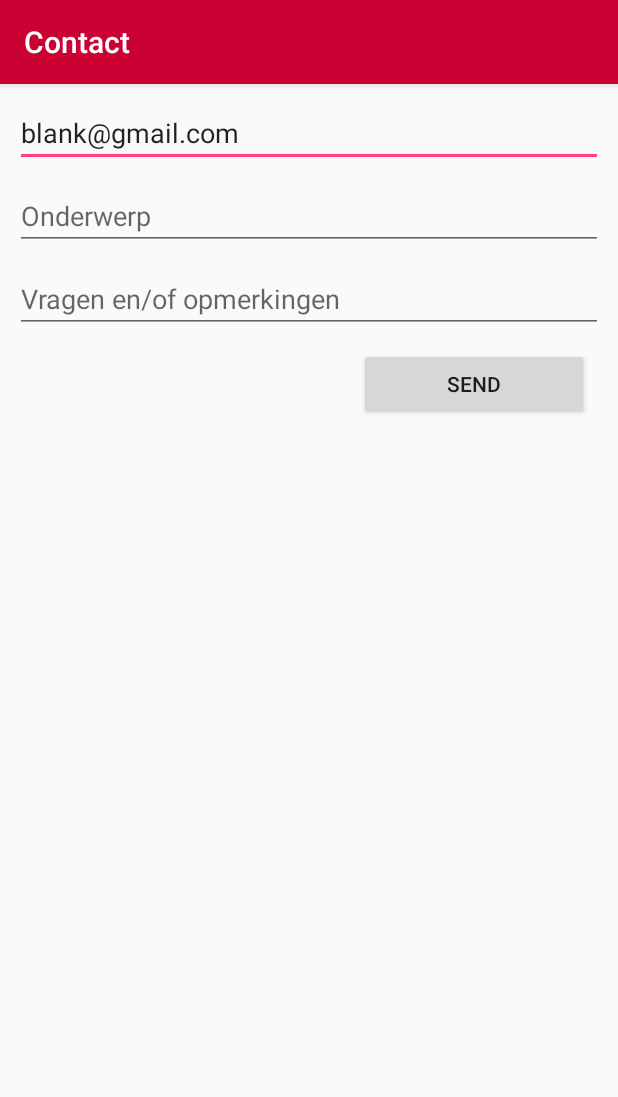
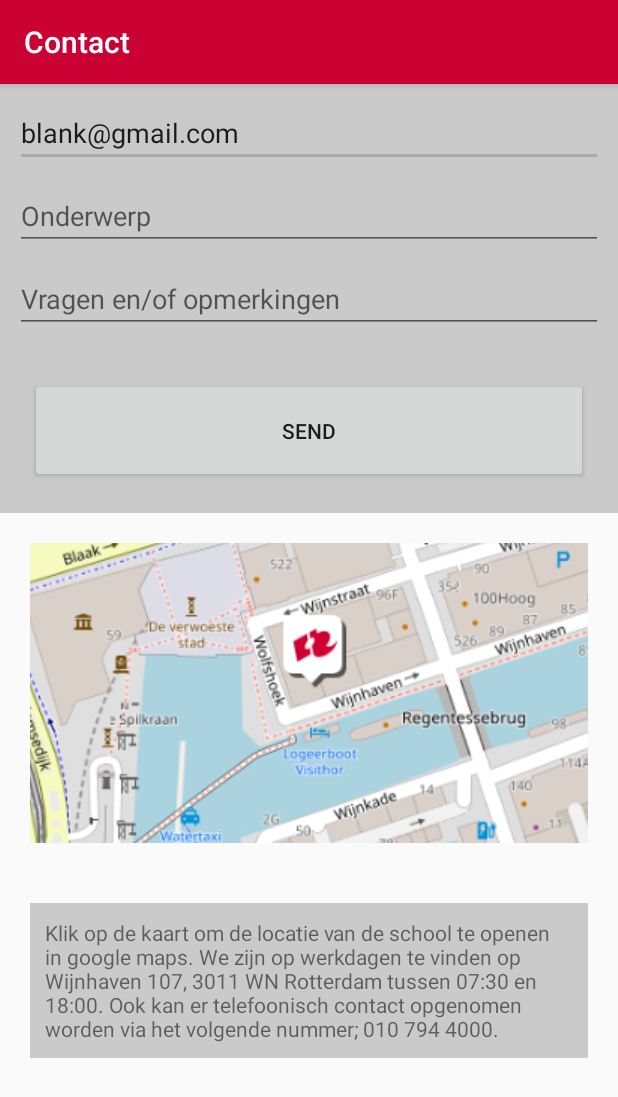
Before and after one commit to daanneek/project2, an Android app: the fragment Questionform shown on its own in the app's theme, on a phone screen of 412 x 824 dp. Shown: the top 1097 px of the screen. Run offline under Robolectric (Android 15) with nearby library versions, the phone set to English and light mode, and no system bars.

Commit message:
-verbeterde contact page
Signed-off-by: daanneek <daanneek@gmail.com>

```diff
--- a/app/src/main/AndroidManifest.xml
+++ b/app/src/main/AndroidManifest.xml
@@ -1,6 +1,7 @@
 <?xml version="1.0" encoding="utf-8"?>
 <manifest xmlns:android="http://schemas.android.com/apk/res/android"
-    package="com.androidhunger.opendagapp">
+    package="com.androidhunger.opendagapp"
+>
 
     <application
         android:allowBackup="true"
--- a/app/src/main/java/com/androidhunger/opendagapp/Questionform.java
+++ b/app/src/main/java/com/androidhunger/opendagapp/Questionform.java
@@ -1,5 +1,7 @@
 package com.androidhunger.opendagapp;
 
+import android.content.Intent;
+import android.net.Uri;
 import android.os.Bundle;
 import android.support.v4.app.Fragment;
 import android.view.LayoutInflater;
@@ -17,7 +19,7 @@ public class Questionform extends Fragment {
     }
 
     public View onCreateView(LayoutInflater inflater, ViewGroup container, Bundle savedInstanceState) {
-        return inflater.inflate(R.layout.questionform, container, false);
+        return inflater.inflate(R.layout.activity_contactform, container, false);
     }
 
 }
--- /dev/null
+++ b/app/src/main/res/drawable/border.xml
@@ -0,0 +1,5 @@
+<?xml version="1.0" encoding="utf-8"?>
+<shape xmlns:android="http://schemas.android.com/apk/res/android" android:shape="rectangle">
+    <padding android:left="20dp" android:right="20dp" android:bottom="20dp"/>
+    <solid android:color="@color/colorPrimary"/>
+</shape>
--- a/app/src/main/res/layout/activity_contactform.xml
+++ b/app/src/main/res/layout/activity_contactform.xml
@@ -1,16 +1,19 @@
 <?xml version="1.0" encoding="utf-8"?>
 <LinearLayout xmlns:android="http://schemas.android.com/apk/res/android"
-    android:layout_width="match_parent"
-
+    android:layout_width="fill_parent"
     android:layout_height="match_parent"
-    android:background="#FFF"
     android:orientation="vertical"
-    android:paddingLeft="16dp"
-    android:paddingRight="16dp">
+    android:theme="@style/AppTheme"
+>
+    <LinearLayout
+        android:layout_width="fill_parent"
+        android:layout_height="wrap_content"
+        android:orientation="vertical"
+        android:background="#99aaaaaa">
 
     <EditText
         android:id="@+id/txtTo"
-        android:layout_width="match_parent"
+        android:layout_width="fill_parent"
         android:layout_height="wrap_content"
         android:layout_marginLeft="10sp"
         android:layout_marginTop="10sp"
@@ -20,7 +23,7 @@
 
     <EditText
         android:id="@+id/txtSubject"
-        android:layout_width="match_parent"
+        android:layout_width="fill_parent"
         android:layout_height="wrap_content"
         android:layout_marginLeft="10sp"
         android:layout_marginTop="10sp"
@@ -33,15 +36,34 @@
         android:layout_width="match_parent"
         android:layout_height="wrap_content"
         android:layout_margin="10sp"
-        android:hint="@string/questionactual" />
+        android:hint="@string/questionactual"
+        />
+        <Button
+            android:id="@+id/btnOK"
+            android:layout_width="match_parent"
+            android:layout_height="70dp"
+            android:layout_gravity="end"
+            android:text="@string/send"
+            android:scaleType="fitCenter"
+            android:layout_margin="20dp"
+            android:onClick="composeEmail" />
+    </LinearLayout>
 
-    <Button
-        android:id="@+id/btnOK"
-        android:layout_width="wrap_content"
+
+
+    <ImageButton
+        android:layout_width="match_parent"
+        android:layout_height="200dp"
+        android:src="@drawable/maps"
+        android:onClick="GoToMaps"
+        android:layout_margin="20dp"/>
+    <TextView
+        android:layout_width="match_parent"
         android:layout_height="wrap_content"
-        android:layout_gravity="end"
-        android:background="#ffffff"
-        android:text="@string/send" />
+        android:padding="10dp"
+        android:background="#99aaaaaa"
+        android:layout_margin="20dp"
+        android:text="@string/informatie"/>
 
 
 </LinearLayout>
--- a/app/src/main/res/layout/activity_i.xml
+++ b/app/src/main/res/layout/activity_i.xml
@@ -56,7 +56,7 @@
             android:layout_width="match_parent"
             android:layout_height="wrap_content"
             android:layout_margin="10dp"
-            android:background="@color/colorPrimary"
+            android:background="@drawable/buttonshape"
             android:padding="10dp"
             android:gravity="center_vertical|center_horizontal">
 
@@ -126,7 +126,7 @@
             android:layout_width="match_parent"
             android:layout_height="wrap_content"
             android:layout_margin="10dp"
-            android:background="@color/colorPrimary"
+            android:background="@drawable/buttonshape"
             android:padding="10dp"
             android:gravity="center_vertical|center_horizontal">
 
--- a/app/src/main/res/layout/home.xml
+++ b/app/src/main/res/layout/home.xml
@@ -354,7 +354,7 @@
         app:layout_constraintVertical_bias="1.0">
 
         <Button
-            android:id="@+id/btnContact"
+            android:id="@+id/btnOpenDag"
             android:layout_width="wrap_content"
             android:layout_height="wrap_content"
             android:layout_margin="2dip"
@@ -364,7 +364,7 @@
             android:textColor="#FFF" />
 
         <Button
-            android:id="@+id/btnOpendagen"
+            android:id="@+id/btnContact"
             android:layout_width="wrap_content"
             android:layout_height="wrap_content"
             android:layout_margin="2dip"
--- a/app/src/main/res/layout/hometest.xml
+++ b/app/src/main/res/layout/hometest.xml
@@ -4,7 +4,8 @@
     android:orientation="vertical"
     android:layout_width="match_parent"
     android:layout_height="match_parent"
-    android:weightSum="5">
+    android:weightSum="5"
+>
 
     <TextView
         android:layout_width="match_parent"
@@ -12,7 +13,8 @@
         android:gravity="center"
         android:layout_weight="1"
         android:text="@string/opkomende_open_dagen"
-        android:textColor="#aaa" />
+        android:textColor="#aaa"
+        />
     <LinearLayout
         android:orientation="horizontal"
         android:layout_weight="1"
--- a/app/src/main/res/layout/map_popup.xml
+++ b/app/src/main/res/layout/map_popup.xml
@@ -4,7 +4,8 @@
     xmlns:app="http://schemas.android.com/apk/res-auto"
     xmlns:tools="http://schemas.android.com/tools"
     android:layout_width="match_parent"
-    android:layout_height="match_parent">
+    android:layout_height="match_parent"
+    android:background="@drawable/border">
 
     <ImageButton
         android:id="@+id/imageView2"
@@ -16,6 +17,7 @@
         app:layout_constraintEnd_toEndOf="parent"
         app:layout_constraintStart_toStartOf="parent"
         app:layout_constraintTop_toTopOf="parent"
-        app:srcCompat="@drawable/gm" />
+        app:srcCompat="@drawable/gm"
+        />
 
 </android.support.constraint.ConstraintLayout>
--- a/app/src/main/res/menu/activity_main_drawer.xml
+++ b/app/src/main/res/menu/activity_main_drawer.xml
@@ -7,7 +7,7 @@
             android:icon="@drawable/ic_home_black_24dp"
             android:title="@string/home" />
         <item
-            android:id="@+id/btnContact"
+            android:id="@+id/btnOpenDag"
             android:icon="@drawable/ic_today_black_24dp"
             android:title="@string/open_dagen" />
         <item
@@ -15,7 +15,7 @@
             android:icon="@drawable/ic_book_black_24dp"
             android:title="@string/studies" />
         <item
-            android:id="@+id/btnOpendagen"
+            android:id="@+id/btnContact"
             android:icon="@drawable/ic_question_answer_black_24dp"
             android:title="@string/contact" />
         <item
--- a/app/src/main/res/values/colors.xml
+++ b/app/src/main/res/values/colors.xml
@@ -2,7 +2,6 @@
 <resources>
     <color name="colorPrimary">#CC0133</color>
     <color name="colorPrimaryDark">#AD002B</color>
-    <color name="colorAccent">#FF4081</color>
-    <color name="text_shadow">#7F000000</color>
-    <color name="text_shadow_white">#FFFFFF</color>
+    <color name="colorAccent">#aaa</color>
+    <color name="background">#fff </color>
 </resources>
--- a/app/src/main/res/values/strings.xml
+++ b/app/src/main/res/values/strings.xml
@@ -57,6 +57,7 @@
     <string name="cmgt">Creatieve technologen bedenken en ontwikkelen innovatieve digitale producten, waarbij de gebruiker centraal staat. Als CMGT\'er ben je een developer van interactieve digitale producten: je ontwikkelt web- en mobiele applicaties en je kent de basis van het ontwikkelen van games. Na deze studie gaan CMGT\'ers als programmeur aan de slag bij internetbureaus of andere bureaus in de creatieve sector (reclame, marketing, ontwerp, innovatie). Web Developer en Mobile Developer zijn de beroepen die veel afgestudeerden op dit moment uitoefenen na afloop van de studie.</string>
     <string name="help">help</string>
     <string name="support">support</string>
+    <string name="informatie">Klik op de kaart om de locatie van de school te openen in google maps. We zijn op werkdagen te vinden op Wijnhaven 107, 3011 WN Rotterdam tussen 07:30 en 18:00. Ook kan er telefoonisch contact opgenomen worden via het volgende nummer; 010 794 4000.</string>
 
 
 </resources>
```
Also changed, not shown: app/src/main/java/com/androidhunger/opendagapp/MainActivity.java (+7 -5 lines), app/src/main/java/com/androidhunger/opendagapp/Splashscreen.java (added, +26 -0 lines), app/src/main/res/drawable/buttonshapeInfo.xml (added, +15 -0 lines), app/src/main/res/layout/activity_splashscreen.xml (added, +16 -0 lines), app/src/main/res/drawable/contact.jpg (added), app/src/main/res/drawable/maps.png (added), app/src/main/res/values/styles.xml (line endings or trailing spaces).
